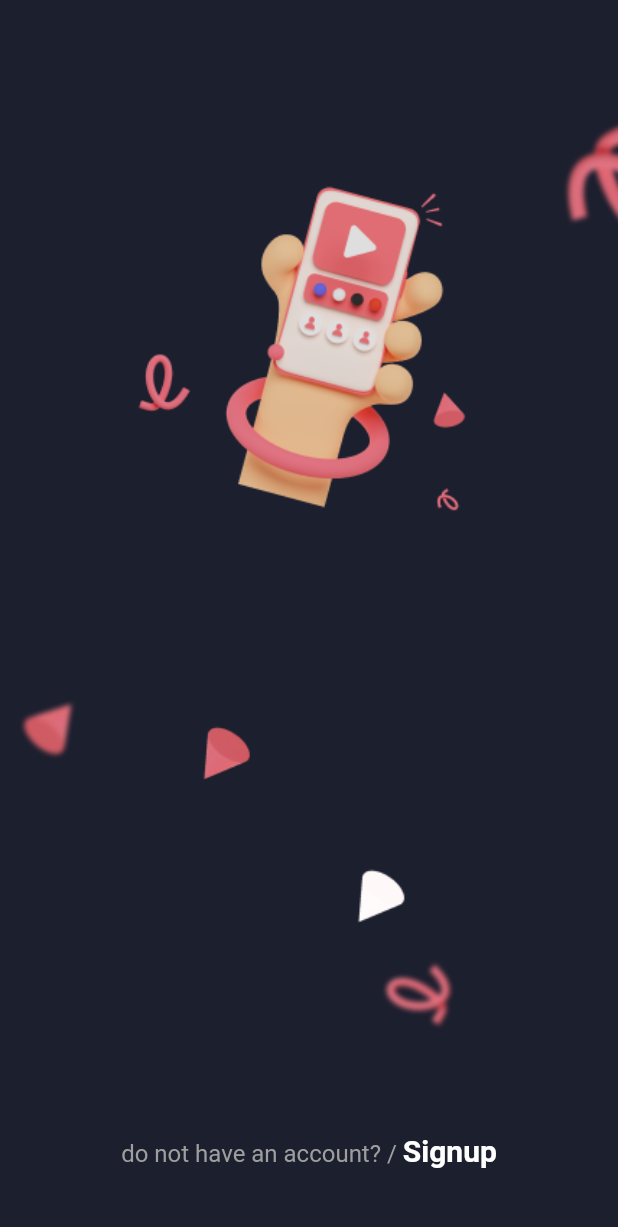
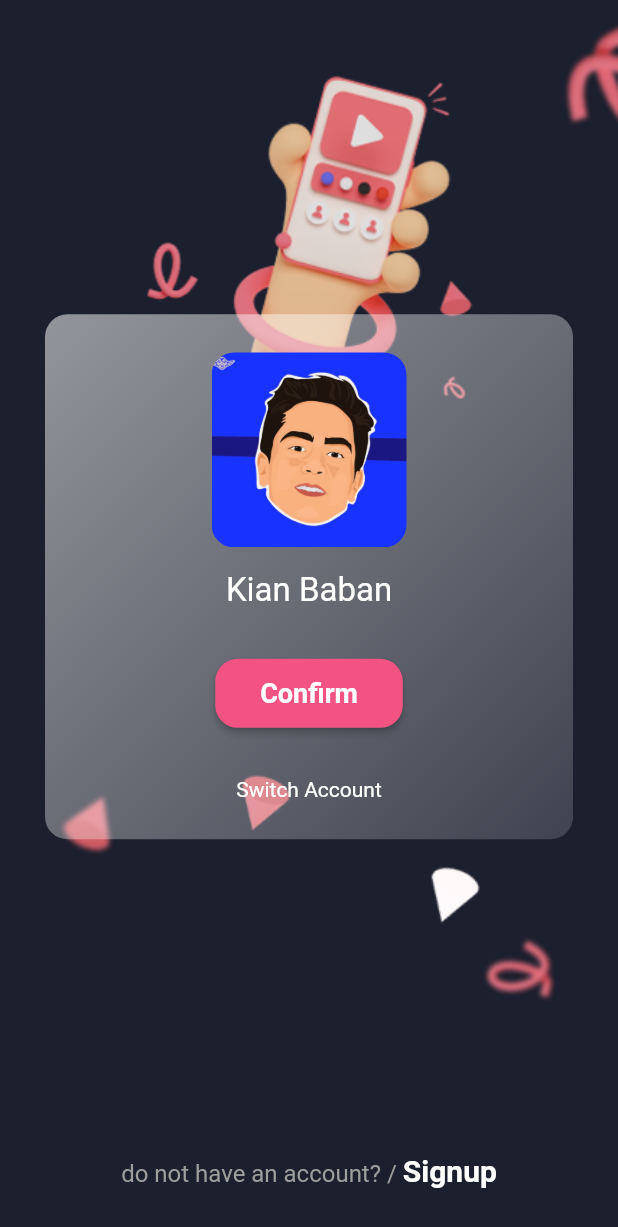
Before and after one commit to floKianB/instagram-Flutter, a Flutter app: the screen it shows after launch, on a phone screen of 412 x 824 dp. Shown: the top 1227 px of the screen. Run offline on Flutter 3.47's test engine with Material 2 defaults, Android fonts, the phone set to English and light mode, and no system bars.

Commit message:
saved login page done

```diff
--- a/lib/savedLoginPage.dart
+++ b/lib/savedLoginPage.dart
@@ -16,9 +16,85 @@ class _savedLoginPageState extends State<savedLoginPage> {
         child: Column(
           children: [
             Expanded(
-              flex: 11,
+              flex: 14,
               child: Container(
-                child: Image.asset('images/switch_account_background.png')
+                child: Stack(
+                  children: [
+                    Image.asset('images/switch_account_background.png'),
+                    Align(
+                      alignment: Alignment.center,
+                      child: Container(
+                        padding: EdgeInsets.all(10),
+                        height: 350,
+                        width: 352,
+                        decoration: BoxDecoration(
+                          gradient: LinearGradient(
+                            begin: Alignment.topLeft,
+                            end: Alignment.bottomRight,
+                            colors: <Color> [
+                              Color.fromARGB(134, 255, 255, 255),
+                              Color.fromARGB(41, 255, 255, 255),
+                            ],
+                          ),
+                          borderRadius: BorderRadius.circular(15)
+                        ),
+
+                        child: Column(
+                          mainAxisAlignment: MainAxisAlignment.spaceEvenly,
+                          children: [
+                            Container(
+                              height: 130,
+                              decoration: BoxDecoration(
+                                borderRadius: BorderRadius.circular(60),
+                              ),
+                              child: ClipRRect(
+                                borderRadius: BorderRadius.circular(15),
+                                child: Image.asset('images/kian.jpeg')
+                              )
+                            ),
+                            Text(
+                              'Kian Baban',
+                              style: TextStyle(
+                                color: Colors.white,
+                                fontSize: 22,
+                              ),
+                            ),
+                            SizedBox(
+                              height: 1,
+                            ),
+                            ElevatedButton(
+                              style: ElevatedButton.styleFrom(
+                                primary: Color(0xffF35383),
+                                shape: RoundedRectangleBorder(
+                                  borderRadius: BorderRadius.circular(15),
+                                ),
+                                minimumSize: Size(125, 46),
+                              ),
+                              onPressed: (){},
+                              child: Text(
+                                'Confirm',
+                                style: TextStyle(
+                                  fontSize: 18,
+                                  fontWeight: FontWeight.bold,
+                                ),
+                              ),
+                            ),
+                            SizedBox(
+                              height: 1,
+                            ),
+                            Text(
+                              'Switch Account',
+                              style: TextStyle(
+                                color: Colors.white,
+
+                              ),
+                            )
+                          ],
+                        ),
+                      ),
+                    ),
+                  ],
+                ),
               ),
             ),
             Expanded(
```
Also changed, not shown: images/kian.jpeg (added), images/switch_account_background.png.
